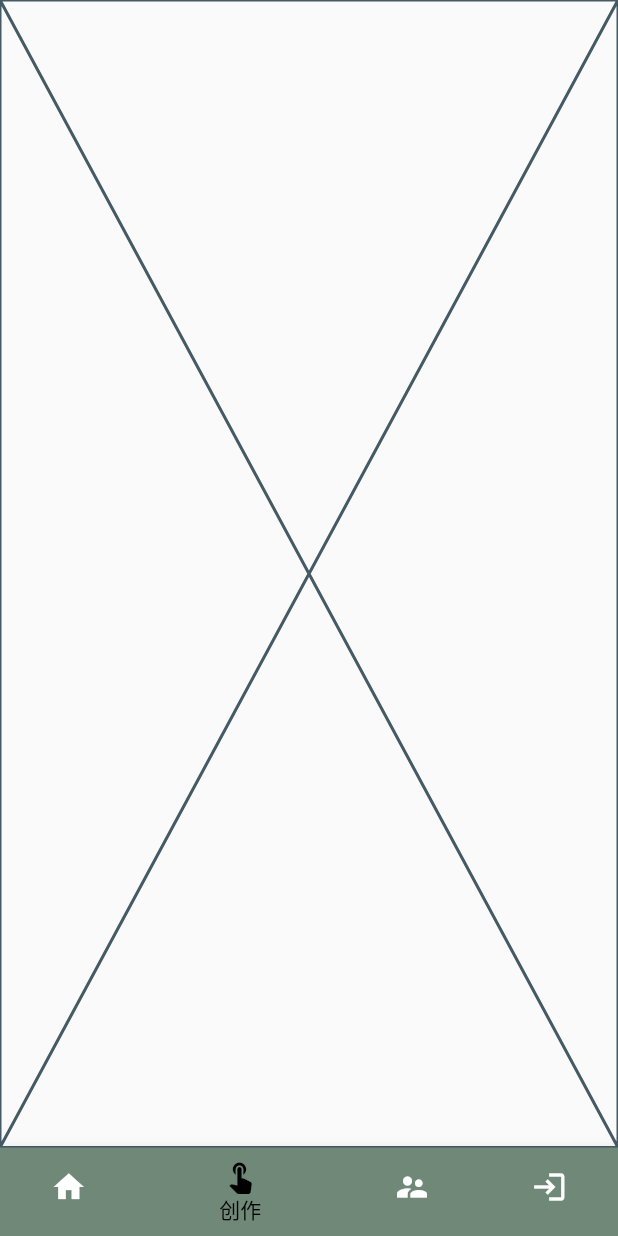
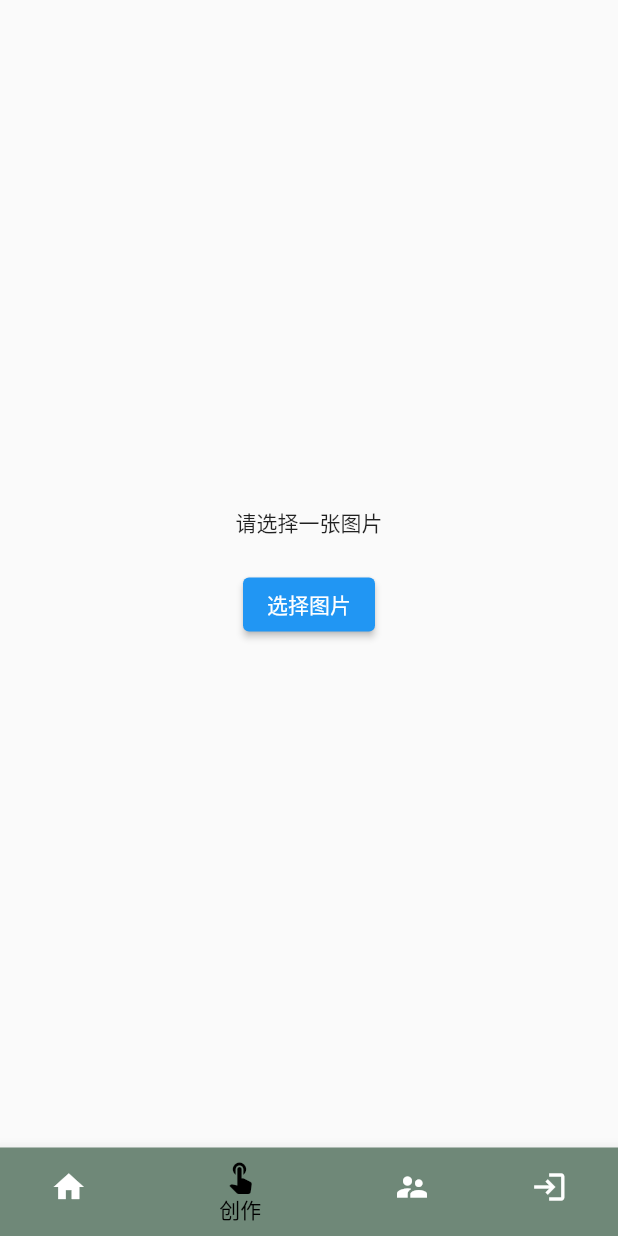
Before and after one commit to jwj1342/VanGogh, a Flutter app: the screen it shows after launch, item 2 of the bottom bar chosen, on a phone screen of 412 x 824 dp. Run offline on Flutter 3.47's test engine with Material 2 defaults, Android fonts, the phone set to English and light mode, and no system bars; our stand-ins replace image_picker; Roboto replaces fonts that are missing (HanaMinA).

Commit message:
测试了如何进行HTTP请求，实验成功。

```diff
--- a/lib/Create/create_page.dart
+++ b/lib/Create/create_page.dart
@@ -1,10 +1,63 @@
-import 'package:flutter/cupertino.dart';
+import 'dart:io';
+import 'package:flutter/material.dart';
+import 'package:image_picker/image_picker.dart';
+import 'package:http/http.dart' as http;
 
-class CreatePage extends StatelessWidget {
-  const CreatePage({super.key});
+class SelectImagePage extends StatefulWidget {
+  const SelectImagePage({super.key});
+  @override
+  _SelectImagePageState createState() => _SelectImagePageState();
+}
+
+class _SelectImagePageState extends State<SelectImagePage> {
+  File? _image;
+
+  Future<void> _getImage() async {
+    final picker = ImagePicker();
+    final pickedFile = await picker.pickImage(source: ImageSource.gallery);
+    setState(() {
+      if (pickedFile != null) {
+        _image = File(pickedFile.path);
+        _uploadImage(_image!);
+      }
+    });
+  }
+
+  Future<void> _uploadImage(File imageFile) async {
+    print('开始上传图片：${imageFile.path}');
+    // 这里自定义上传逻辑
+    var request = http.MultipartRequest('POST', Uri.parse(''));
+    request.files
+        .add(await http.MultipartFile.fromPath('file', imageFile.path));
+    var res = await request.send();
+    print("状态码:");
+    print(res.statusCode);
+    print("响应体:");
+    print(await res.stream.bytesToString());
+  }
 
   @override
   Widget build(BuildContext context) {
-    return const Placeholder();
+    return Scaffold(
+      body: Center(
+        child: Column(
+          mainAxisAlignment: MainAxisAlignment.center,
+          children: [
+            if (_image != null)
+              Image.file(
+                _image!,
+                height: 300,
+              )
+            else
+              Text('请选择一张图片'),
+            SizedBox(height: 20),
+            ElevatedButton(
+              onPressed: _getImage,
+              child: Text('选择图片'),
+            ),
+          ],
+        ),
+      ),
+    );
   }
 }
--- a/lib/main.dart
+++ b/lib/main.dart
@@ -9,7 +9,7 @@ void main() => runApp(const MyApp());
 class MyApp extends StatelessWidget {
   const MyApp({super.key});
 
-  static const String _title = 'Flutter Code Sample';
+  static const String _title = 'Van Gogh';
 
   @override
   Widget build(BuildContext context) {
@@ -37,7 +37,7 @@ class _MyStatefulWidgetState extends State<MyStatefulWidget> {
   int _selectedIndex = 0;
   static const List<Widget> _widgetOptions = <Widget>[
     HomePage(),
-    CreatePage(),
+    SelectImagePage(),
     MyPage(),
     LoginPage(),
   ];
```
Also changed, not shown: pubspec.yaml (+1 -75 lines), pubspec.lock.
